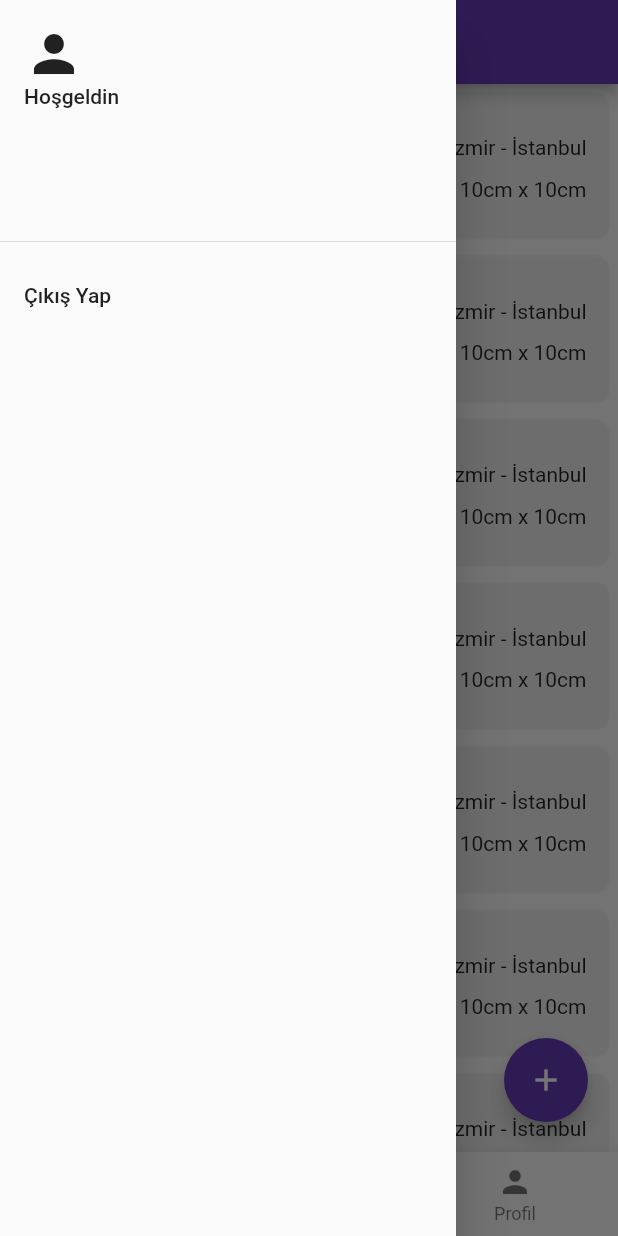
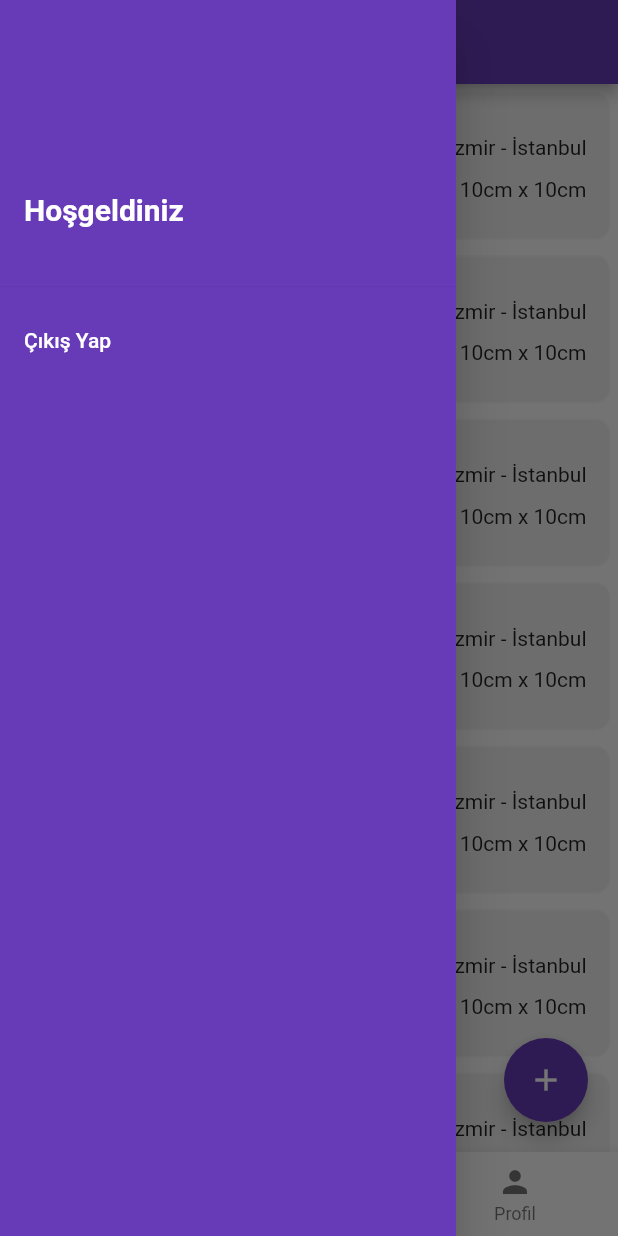
Before and after one commit to Merveaslann/paket_uygulamasi, a Flutter app: the HomePage screen opened directly, with the side drawer open, on a phone screen of 412 x 824 dp. Run offline on Flutter 3.47's test engine with Material 2 defaults, Android fonts, the phone set to English and light mode, and no system bars; our stand-ins replace cloud_firestore, cool_alert, firebase_auth, firebase_core; accounts and stored records are empty; generated files the repository leaves out were written again.

Commit message:
add seyahatlerim feature and user model and some user db functions

```diff
--- a/lib/models/order.dart
+++ b/lib/models/order.dart
@@ -1,7 +1,3 @@
-import 'package:flutter/material.dart';
-import 'package:firebase_core/firebase_core.dart';
-import 'package:firebase_auth/firebase_auth.dart';
-
 class Order {
   final String title;
   final String owner;
--- a/lib/models/travel.dart
+++ b/lib/models/travel.dart
@@ -1,5 +1,3 @@
-import 'package:cloud_firestore/cloud_firestore.dart';
-
 class Travel {
   final String title;
   final String owner;
--- a/lib/pages/home_page.dart
+++ b/lib/pages/home_page.dart
@@ -27,33 +27,34 @@ class _HomePageState extends State<HomePage> {
         title: const Text("Paket"),
       ),
       drawer: Drawer(
+        child: Container(
+          color: Colors.deepPurple,
           child: ListView(
             padding: EdgeInsets.zero,
-          children: [
-            DrawerHeader(
-                child: Column(
-                  children: [
-                    Row(
-                      children: [
-                        const Icon(Icons.person, size: 40),
-                        Text("${FirebaseAuth.instance.currentUser?.email}"),
-                      ],
+            children: <Widget>[
+              const SizedBox(height: 30),
+              UserAccountsDrawerHeader(
+                  accountName: const Text("Hoşgeldiniz",
+                    style: TextStyle(
+                      color: Colors.white,
+                      fontWeight: FontWeight.bold,
+                      fontSize: 20.0,
                     ),
-                    Row(
-                      children: [
-                        Text("Hoşgeldin ${FirebaseAuth.instance.currentUser?.email}"),
-                      ],
-                    )
-                  ],
-                )
                   ),
+                  accountEmail: Text("${FirebaseAuth.instance.currentUser?.email}")),
               ListTile(
-              title: const Text("Çıkış Yap"),
+                title: const Text("Çıkış Yap",
+                  style: TextStyle(
+                    color: Colors.white,
+                  ),
+                ),
                 onTap: (){
                   signOut(context);
                 },
-            )
+              ),
             ],
+
+          ),
         ),
       ),
       bottomNavigationBar: BottomNavigationBar(
--- a/pubspec.yaml
+++ b/pubspec.yaml
@@ -62,9 +62,8 @@ flutter:
   uses-material-design: true
 
   # To add assets to your application, add an assets section, like this:
-  # assets:
-  #   - images/a_dot_burr.jpeg
-  #   - images/a_dot_ham.jpeg
+  assets:
+   - images/logo.jpeg
 
   # An image asset can refer to one or more resolution-specific "variants", see
   # https://flutter.dev/assets-and-images/#resolution-aware
```
Also changed, not shown: lib/models/user.dart (added, +27 -0 lines), lib/pages/profile_page.dart (+15 -2 lines), lib/pages/signup_page.dart (+7 -1 lines), lib/pages/travel_add_page.dart (+16 -4 lines), lib/pages/travel_detail_page.dart (+82 -6 lines), lib/pages/travels_listings_page.dart (+4 -20 lines), lib/services/database.dart (+24 -2 lines), lib/widgets/travel_view.dart (+3 -4 lines), images/logo.jpeg (added). Lines whose indentation alone changed are shown as unchanged.
